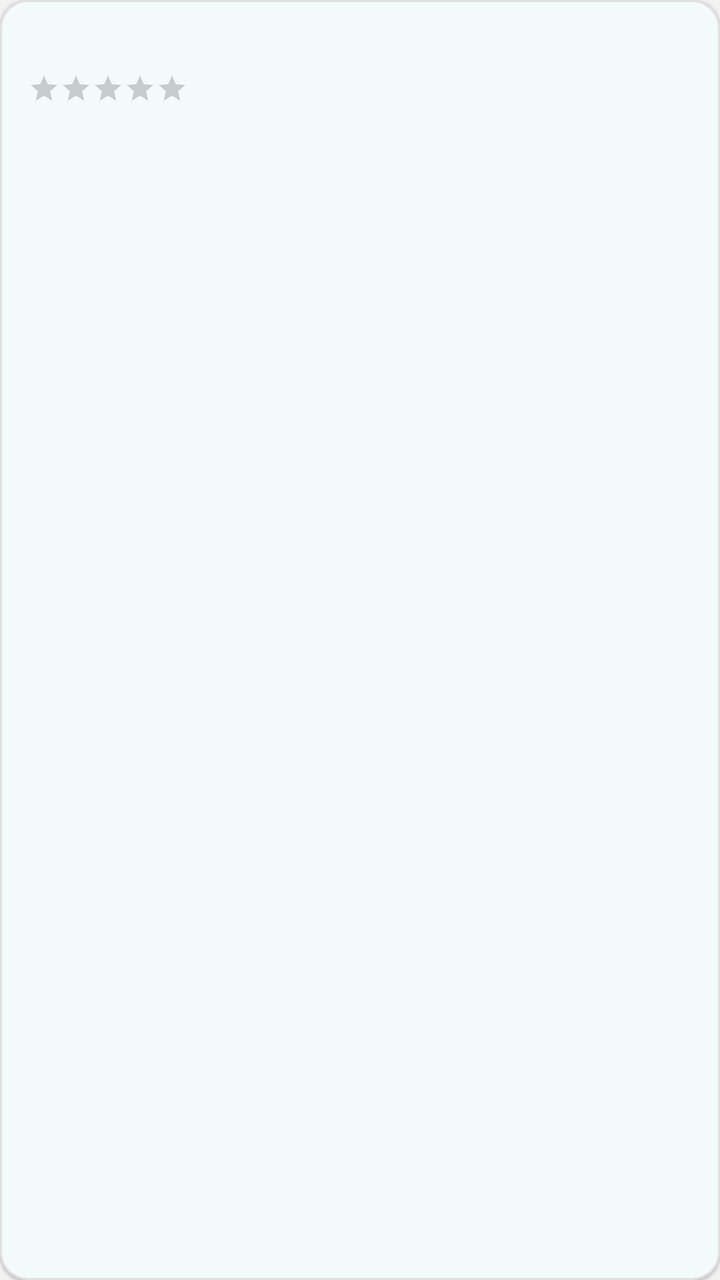
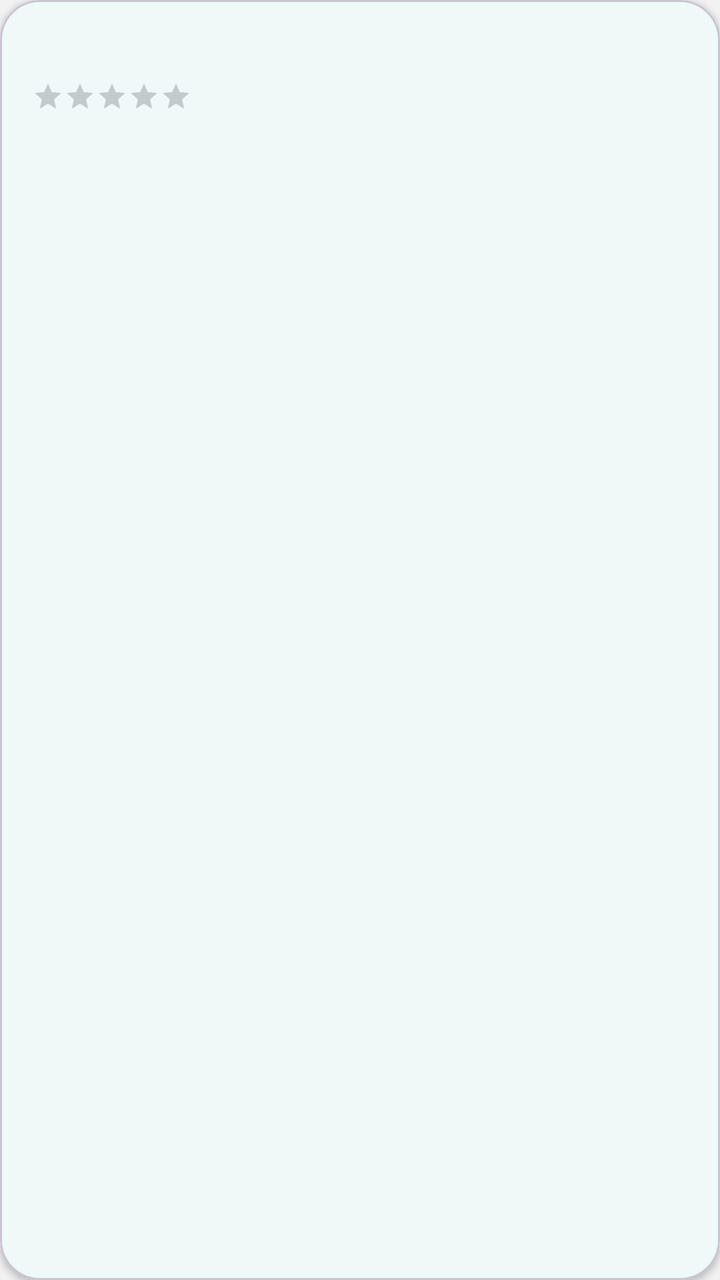

An Android layout rendered at two revisions. The XML below is the earlier revision; the diff shows what the commit changed to produce the second picture.
<!-- AndroidManifest.xml: application theme Theme.HairGo -->
<!-- res/layout/item_review.xml -->
<?xml version="1.0" encoding="utf-8"?>
<com.google.android.material.card.MaterialCardView
    xmlns:android="http://schemas.android.com/apk/res/android"
    xmlns:app="http://schemas.android.com/apk/res-auto"
    android:layout_width="match_parent"
    android:layout_height="wrap_content"
    android:layout_marginVertical="5dp"
    app:cardCornerRadius="14dp"
    app:cardElevation="1dp"
    app:strokeWidth="1dp"
    app:strokeColor="@color/grey_border"
    app:cardBackgroundColor="@color/surface">

    <androidx.constraintlayout.widget.ConstraintLayout
        android:layout_width="match_parent"
        android:layout_height="wrap_content"
        android:padding="14dp">

        <TextView
            android:id="@+id/tvName"
            android:layout_width="0dp"
            android:layout_height="wrap_content"
            android:maxLines="1"
            android:ellipsize="end"
            android:textColor="@color/heading"
            android:textSize="15sp"
            android:textStyle="bold"
            app:layout_constraintTop_toTopOf="parent"
            app:layout_constraintStart_toStartOf="parent"
            app:layout_constraintEnd_toStartOf="@id/tvDate"/>

        <TextView
            android:id="@+id/tvDate"
            android:layout_width="wrap_content"
            android:layout_height="wrap_content"
            android:layout_marginStart="8dp"
            android:textColor="@color/grey_medium"
            android:textSize="12sp"
            app:layout_constraintTop_toTopOf="@id/tvName"
            app:layout_constraintBottom_toBottomOf="@id/tvName"
            app:layout_constraintEnd_toEndOf="parent"/>

        <RatingBar
            android:id="@+id/ratingBar"
            style="?android:attr/ratingBarStyleSmall"
            android:layout_width="wrap_content"
            android:layout_height="wrap_content"
            android:layout_marginTop="2dp"
            android:isIndicator="true"
            android:numStars="5"
            android:rating="0"
            android:stepSize="1.0"
            android:progressTint="@color/warning"
            android:secondaryProgressTint="@color/grey_border"
            app:layout_constraintTop_toBottomOf="@id/tvName"
            app:layout_constraintStart_toStartOf="parent"/>

        <TextView
            android:id="@+id/tvComment"
            android:layout_width="0dp"
            android:layout_height="wrap_content"
            android:layout_marginTop="6dp"
            android:lineSpacingExtra="2dp"
            android:textColor="@color/grey_dark"
            android:textSize="14sp"
            app:layout_constraintTop_toBottomOf="@id/ratingBar"
            app:layout_constraintStart_toStartOf="parent"
            app:layout_constraintEnd_toEndOf="parent"/>

    </androidx.constraintlayout.widget.ConstraintLayout>
</com.google.android.material.card.MaterialCardView>
<!-- resources referenced by this layout -->
<resources>
  <color name="grey_border">#E0E0E0</color>
  <color name="grey_dark">#333333</color>
  <color name="grey_medium">#8A8A8A</color>
  <color name="heading">#1B2A4A</color>
  <color name="surface">#FFFFFF</color>
  <color name="warning">#E0A800</color>
  <style name="Theme.HairGo" parent="Base.Theme.HairGo">
          <item name="snackbarStyle">@style/Widget.HairGo.Snackbar</item>
      </style>
  <style name="Base.Theme.HairGo" parent="Theme.Material3.DayNight.NoActionBar">
          <item name="colorPrimary">@color/teal</item>
          <item name="colorOnPrimary">@color/white</item>
          <item name="colorSurface">@color/surface</item>
          <item name="colorOnSurface">@color/text_primary</item>
          <item name="colorSurfaceVariant">@color/grey_light</item>
          <item name="colorOnSurfaceVariant">@color/grey_medium</item>
          <item name="colorOutline">@color/grey_border</item>
          <item name="android:colorBackground">@color/grey_light</item>
      </style>
  <style name="Widget.HairGo.Snackbar" parent="Widget.Material3.Snackbar">
          <item name="backgroundTint">@color/navy</item>
          <item name="android:textColor">@color/white</item>
          <item name="shapeAppearanceOverlay">@style/ShapeAppearanceOverlay.HairGo_Snackbar</item>
      </style>
  <color name="teal">#14B8A6</color>
  <color name="white">#FFFFFF</color>
  <color name="text_primary">#1A1A1A</color>
  <color name="grey_light">#F2F2F2</color>
  <color name="navy">#1B2A4A</color>
  <style name="ShapeAppearanceOverlay.HairGo_Snackbar" parent="">
          <item name="cornerFamily">rounded</item>
          <item name="cornerSize">16dp</item>
      </style>
</resources>

<!-- the commit's change to res/layout/item_review.xml (unified diff, before → after) -->
@@ -4,17 +4,15 @@
     xmlns:app="http://schemas.android.com/apk/res-auto"
     android:layout_width="match_parent"
     android:layout_height="wrap_content"
-    android:layout_marginVertical="5dp"
-    app:cardCornerRadius="14dp"
-    app:cardElevation="1dp"
-    app:strokeWidth="1dp"
-    app:strokeColor="@color/grey_border"
+    android:layout_marginVertical="6dp"
+    app:cardCornerRadius="20dp"
+    app:cardElevation="2dp"
     app:cardBackgroundColor="@color/surface">
 
     <androidx.constraintlayout.widget.ConstraintLayout
         android:layout_width="match_parent"
         android:layout_height="wrap_content"
-        android:padding="14dp">
+        android:padding="16dp">
 
         <TextView
             android:id="@+id/tvName"
@@ -45,12 +43,12 @@
             style="?android:attr/ratingBarStyleSmall"
             android:layout_width="wrap_content"
             android:layout_height="wrap_content"
-            android:layout_marginTop="2dp"
+            android:layout_marginTop="4dp"
             android:isIndicator="true"
             android:numStars="5"
             android:rating="0"
             android:stepSize="1.0"
-            android:progressTint="@color/warning"
+            android:progressTint="@color/teal"
             android:secondaryProgressTint="@color/grey_border"
             app:layout_constraintTop_toBottomOf="@id/tvName"
             app:layout_constraintStart_toStartOf="parent"/>
@@ -59,7 +57,7 @@
             android:id="@+id/tvComment"
             android:layout_width="0dp"
             android:layout_height="wrap_content"
-            android:layout_marginTop="6dp"
+            android:layout_marginTop="8dp"
             android:lineSpacingExtra="2dp"
             android:textColor="@color/grey_dark"
             android:textSize="14sp"
<!-- resource entries referenced after the edit -->
@@ -5,7 +5,6 @@
   <color name="grey_medium">#8A8A8A</color>
   <color name="heading">#1B2A4A</color>
   <color name="surface">#FFFFFF</color>
-  <color name="warning">#E0A800</color>
   <style name="Theme.HairGo" parent="Base.Theme.HairGo">
           <item name="snackbarStyle">@style/Widget.HairGo.Snackbar</item>
       </style>
